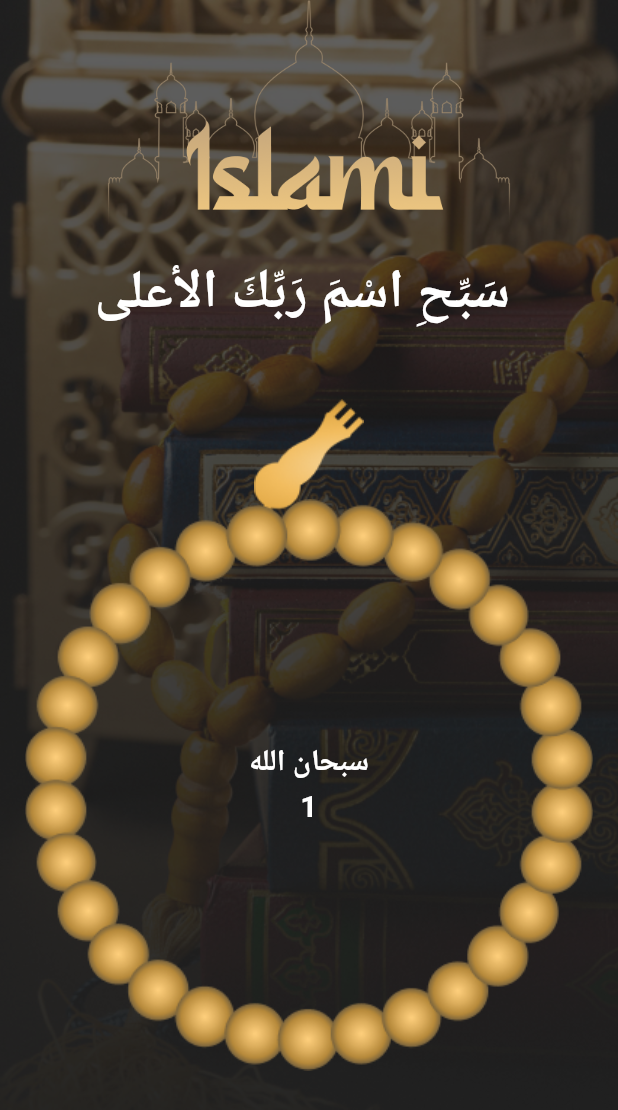
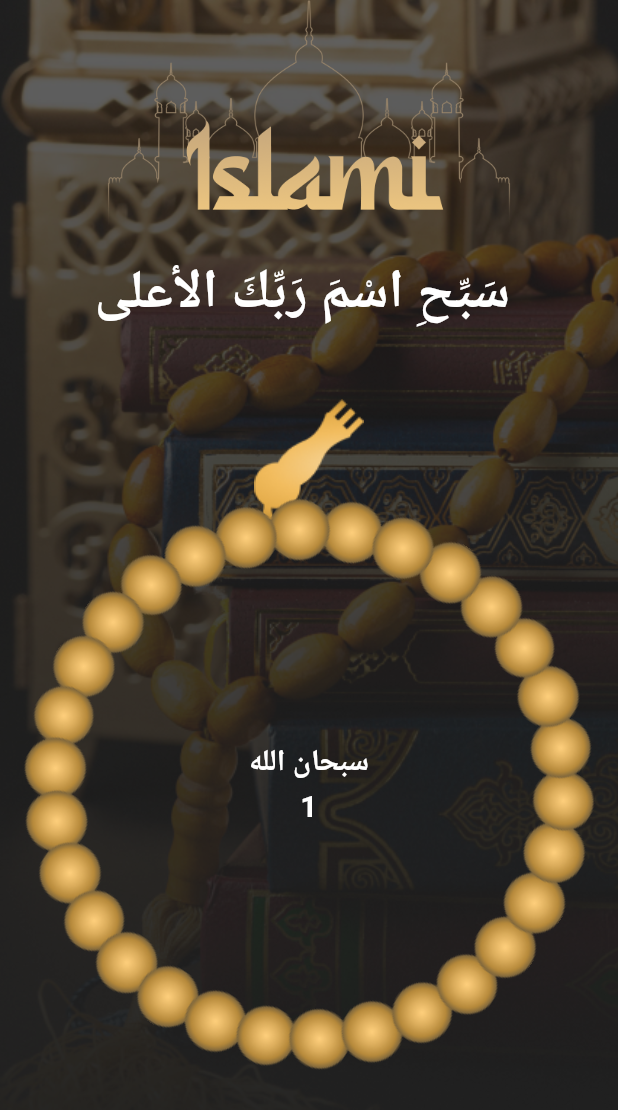
Before and after one commit to Basma-mohamed99/Quran-Application, a Flutter app: the SebhaTab widget shown alone on an empty page, opened directly, after a tap on "سبحان الله", on a phone screen of 412 x 824 dp. Shown: the top 1110 px of the screen. Run offline on Flutter 3.47's test engine with Material 3 defaults, Android fonts, the phone set to English and light mode, and no system bars; our stand-ins replace flutter_svg, shared_preferences; accounts and stored records are empty.

Commit message:
+rotate of sebha

```diff
--- a/lib/home/screens/widgets/tabs/sebha_tab/sebha_tab.dart
+++ b/lib/home/screens/widgets/tabs/sebha_tab/sebha_tab.dart
@@ -12,9 +12,23 @@ class _SebhaTabState extends State<SebhaTab> {
  List<String> azkar = [
    "سبحان الله",
    "الحمد لله",
+   "لا إله إلا الله",
+   "الله أكبر",
+   "أستغفر الله",
+   "أستغفر الله العظيم وأتوب إليه",
+   "سبحان الله وبحمده",
+   "سبحان الله العظيم",
+   "لا حول ولا قوة إلا بالله",
+   "اللهم صل وسلم على نبينا محمد",
+   "لا إله إلا أنت سبحانك إني كنت من الظالمين",
+   "حسبي الله لا إله إلا هو عليه توكلت وهو رب العرش العظيم",
+   "اللهم اغفر لي وارحمني واهدني وعافني وارزقني",
+   "رب اغفر لي وتب علي إنك أنت التواب الرحيم",
+   "اللهم إنك عفو تحب العفو فاعف عني",
 
  ];
  int index=0;
+ double angle=20;
   @override
   Widget build(BuildContext context) {
     double width = MediaQuery.of(context).size.width;
@@ -47,7 +61,9 @@ class _SebhaTabState extends State<SebhaTab> {
                       Positioned(top: -height*.081,
                           child: Image.asset(AssetsManger.headOfSeb7a)),
 
-                      Image.asset(AssetsManger.SebhaBody),
+                      Transform.rotate(
+                          angle: angle,
+                          child: Image.asset(AssetsManger.SebhaBody)),
                     ],
                   ),
                 ),
@@ -88,6 +104,7 @@ class _SebhaTabState extends State<SebhaTab> {
      }
 
      counter++;
+     angle+=12;
 
 
    });
```
